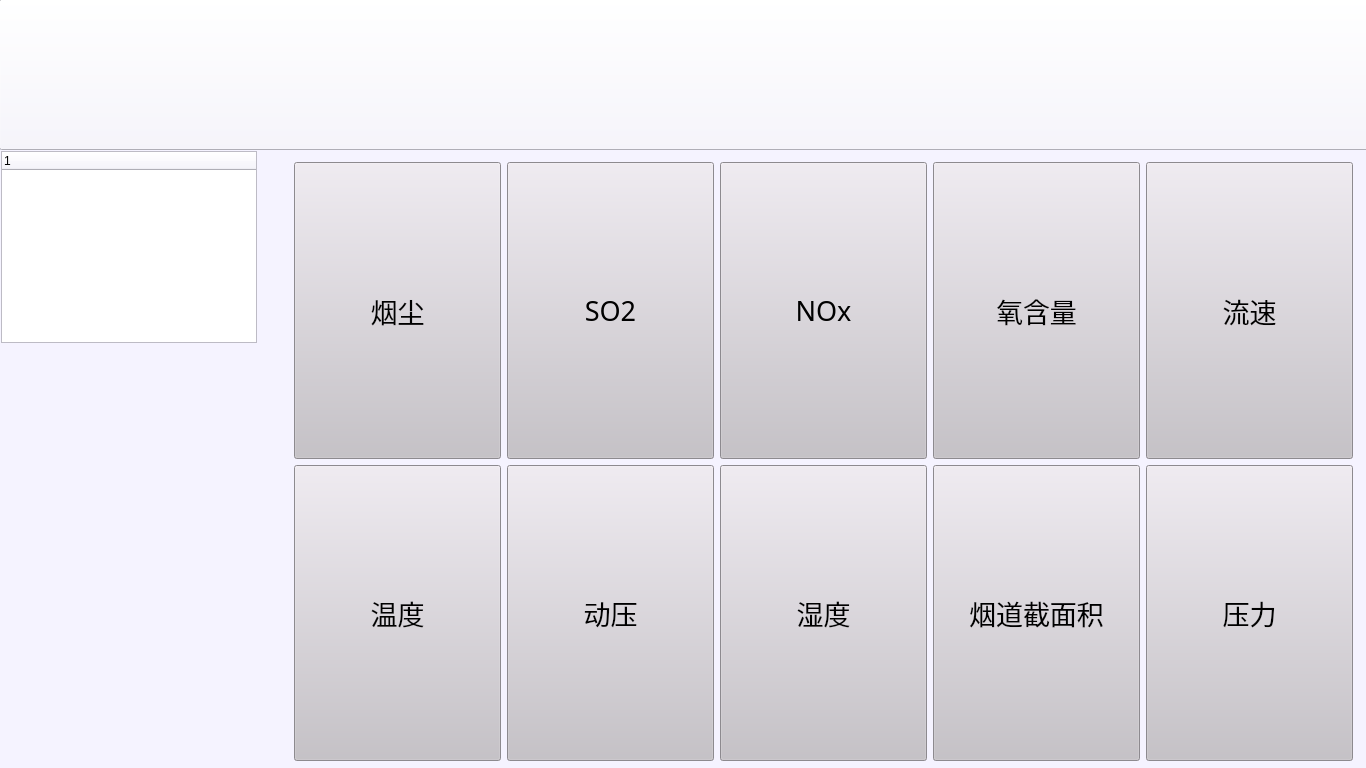
Qt form mwidget.ui (wkfwnn/data_analyse) before a commit.
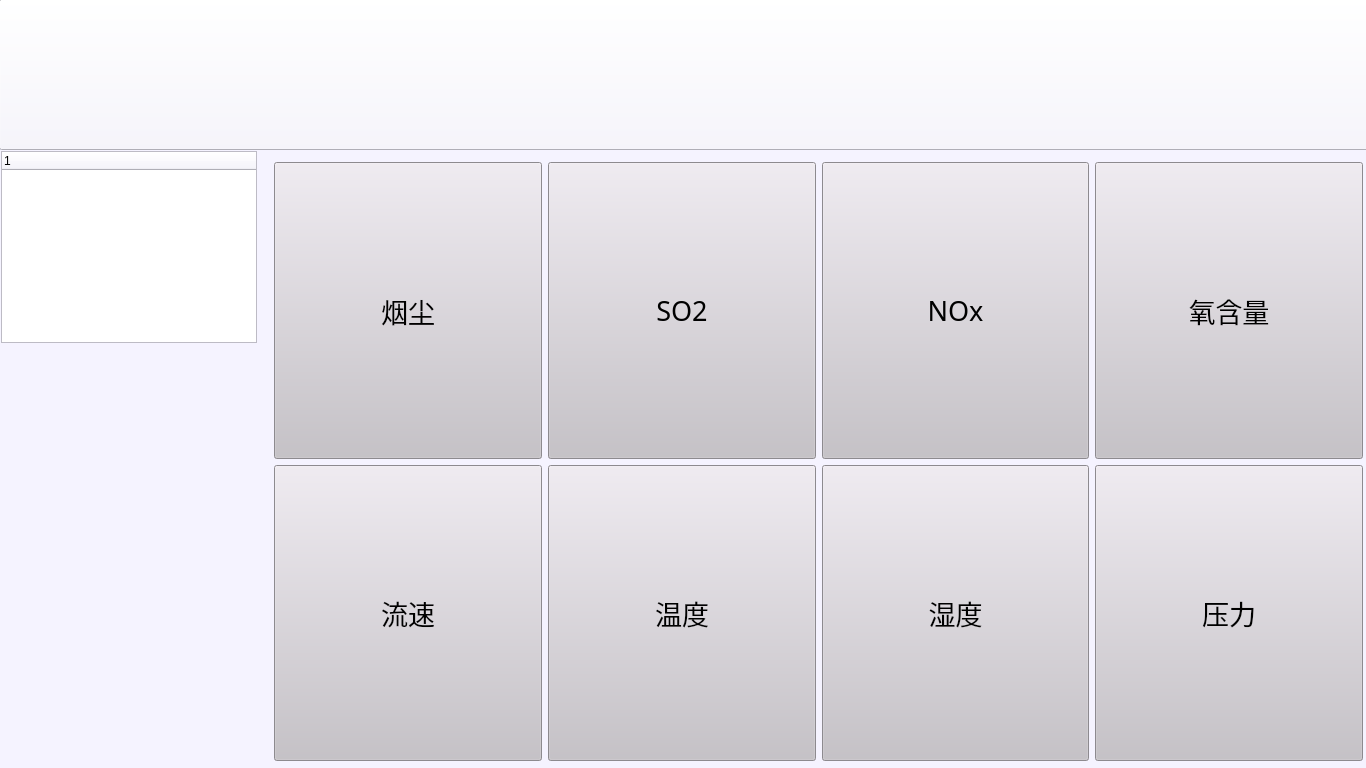
The same form after that commit. The open tabs and pages were chosen to show the change. Icons and pictures are not drawn.

The edit to the form file:
```diff
--- a/mwidget.ui
+++ b/mwidget.ui
@@ -902,12 +902,12 @@
     <number>1</number>
    </property>
    <widget class="QWidget" name="page">
-    <widget class="QWidget" name="layoutWidget">
+    <widget class="QWidget" name="">
      <property name="geometry">
       <rect>
-       <x>20</x>
+       <x>0</x>
        <y>0</y>
-       <width>1081</width>
+       <width>1111</width>
        <height>621</height>
       </rect>
      </property>
@@ -934,8 +934,8 @@
         </property>
        </widget>
       </item>
-      <item row="1" column="0">
-       <widget class="QPushButton" name="tempButton">
+      <item row="0" column="1">
+       <widget class="QPushButton" name="so2Button">
         <property name="enabled">
          <bool>true</bool>
         </property>
@@ -952,11 +952,33 @@
          </font>
         </property>
         <property name="text">
-         <string>温度</string>
+         <string>SO2</string>
         </property>
        </widget>
       </item>
-      <item row="0" column="5">
+      <item row="0" column="2">
+       <widget class="QPushButton" name="No2Button">
+        <property name="enabled">
+         <bool>true</bool>
+        </property>
+        <property name="sizePolicy">
+         <sizepolicy hsizetype="Preferred" vsizetype="Preferred">
+          <horstretch>0</horstretch>
+          <verstretch>0</verstretch>
+         </sizepolicy>
+        </property>
+        <property name="font">
+         <font>
+          <family>Sans Serif</family>
+          <pointsize>20</pointsize>
+         </font>
+        </property>
+        <property name="text">
+         <string>NOx</string>
+        </property>
+       </widget>
+      </item>
+      <item row="0" column="3">
        <widget class="QPushButton" name="oxygenButton">
         <property name="enabled">
          <bool>true</bool>
@@ -978,7 +1000,7 @@
         </property>
        </widget>
       </item>
-      <item row="0" column="7">
+      <item row="1" column="0">
        <widget class="QPushButton" name="flowRateButton">
         <property name="enabled">
          <bool>true</bool>
@@ -1000,7 +1022,29 @@
         </property>
        </widget>
       </item>
-      <item row="1" column="3">
+      <item row="1" column="1">
+       <widget class="QPushButton" name="tempButton">
+        <property name="enabled">
+         <bool>true</bool>
+        </property>
+        <property name="sizePolicy">
+         <sizepolicy hsizetype="Preferred" vsizetype="Preferred">
+          <horstretch>0</horstretch>
+          <verstretch>0</verstretch>
+         </sizepolicy>
+        </property>
+        <property name="font">
+         <font>
+          <family>Sans Serif</family>
+          <pointsize>20</pointsize>
+         </font>
+        </property>
+        <property name="text">
+         <string>温度</string>
+        </property>
+       </widget>
+      </item>
+      <item row="1" column="2">
        <widget class="QPushButton" name="humidityButton">
         <property name="enabled">
          <bool>true</bool>
@@ -1022,73 +1066,7 @@
         </property>
        </widget>
       </item>
-      <item row="0" column="3">
-       <widget class="QPushButton" name="No2Button">
-        <property name="enabled">
-         <bool>true</bool>
-        </property>
-        <property name="sizePolicy">
-         <sizepolicy hsizetype="Preferred" vsizetype="Preferred">
-          <horstretch>0</horstretch>
-          <verstretch>0</verstretch>
-         </sizepolicy>
-        </property>
-        <property name="font">
-         <font>
-          <family>Sans Serif</family>
-          <pointsize>20</pointsize>
-         </font>
-        </property>
-        <property name="text">
-         <string>NOx</string>
-        </property>
-       </widget>
-      </item>
-      <item row="0" column="1">
-       <widget class="QPushButton" name="so2Button">
-        <property name="enabled">
-         <bool>true</bool>
-        </property>
-        <property name="sizePolicy">
-         <sizepolicy hsizetype="Preferred" vsizetype="Preferred">
-          <horstretch>0</horstretch>
-          <verstretch>0</verstretch>
-         </sizepolicy>
-        </property>
-        <property name="font">
-         <font>
-          <family>Sans Serif</family>
-          <pointsize>20</pointsize>
-         </font>
-        </property>
-        <property name="text">
-         <string>SO2</string>
-        </property>
-       </widget>
-      </item>
-      <item row="1" column="1">
-       <widget class="QPushButton" name="dongYaButton">
-        <property name="enabled">
-         <bool>true</bool>
-        </property>
-        <property name="sizePolicy">
-         <sizepolicy hsizetype="Preferred" vsizetype="Preferred">
-          <horstretch>0</horstretch>
-          <verstretch>0</verstretch>
-         </sizepolicy>
-        </property>
-        <property name="font">
-         <font>
-          <family>Sans Serif</family>
-          <pointsize>20</pointsize>
-         </font>
-        </property>
-        <property name="text">
-         <string>动压</string>
-        </property>
-       </widget>
-      </item>
-      <item row="1" column="7">
+      <item row="1" column="3">
        <widget class="QPushButton" name="pressureButton">
         <property name="enabled">
          <bool>true</bool>
@@ -1110,28 +1088,6 @@
         </property>
        </widget>
       </item>
-      <item row="1" column="5">
-       <widget class="QPushButton" name="areaButton">
-        <property name="enabled">
-         <bool>true</bool>
-        </property>
-        <property name="sizePolicy">
-         <sizepolicy hsizetype="Preferred" vsizetype="Preferred">
-          <horstretch>0</horstretch>
-          <verstretch>0</verstretch>
-         </sizepolicy>
-        </property>
-        <property name="font">
-         <font>
-          <family>Sans Serif</family>
-          <pointsize>20</pointsize>
-         </font>
-        </property>
-        <property name="text">
-         <string>烟道截面积</string>
-        </property>
-       </widget>
-      </item>
      </layout>
     </widget>
    </widget>
```
Left out of the diff: 8 changed lines with no effect on the pictures.
